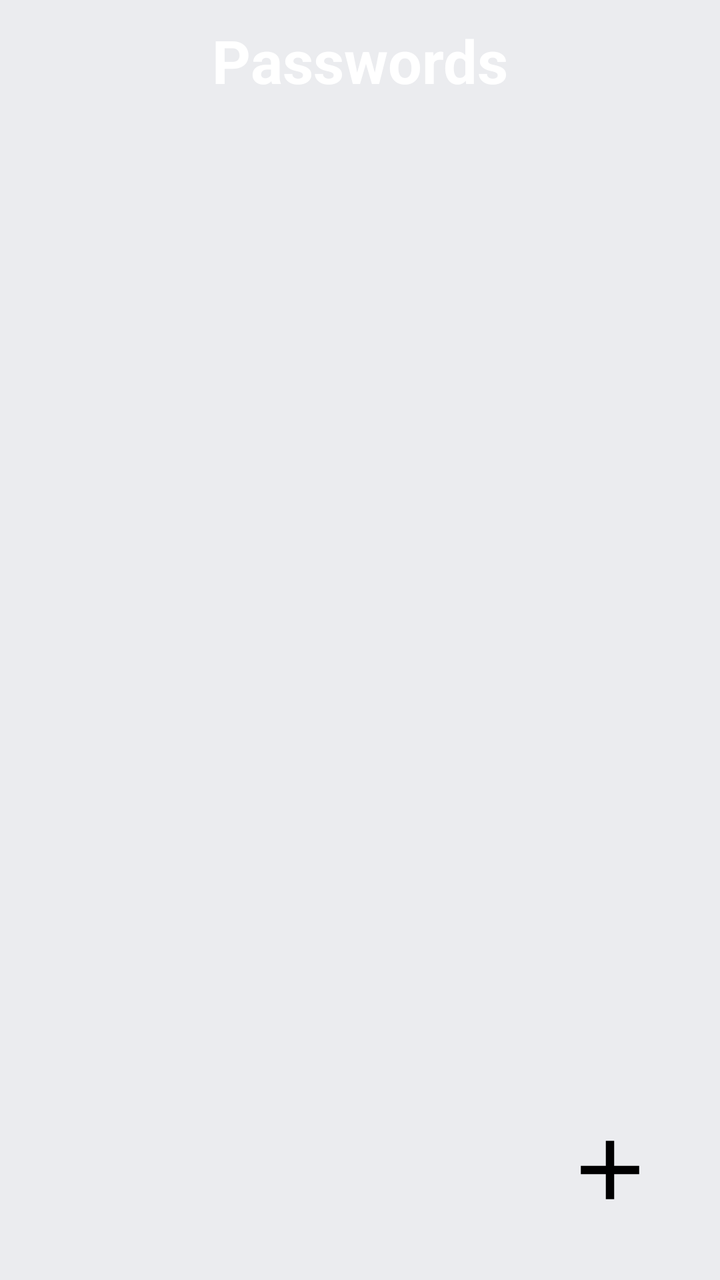
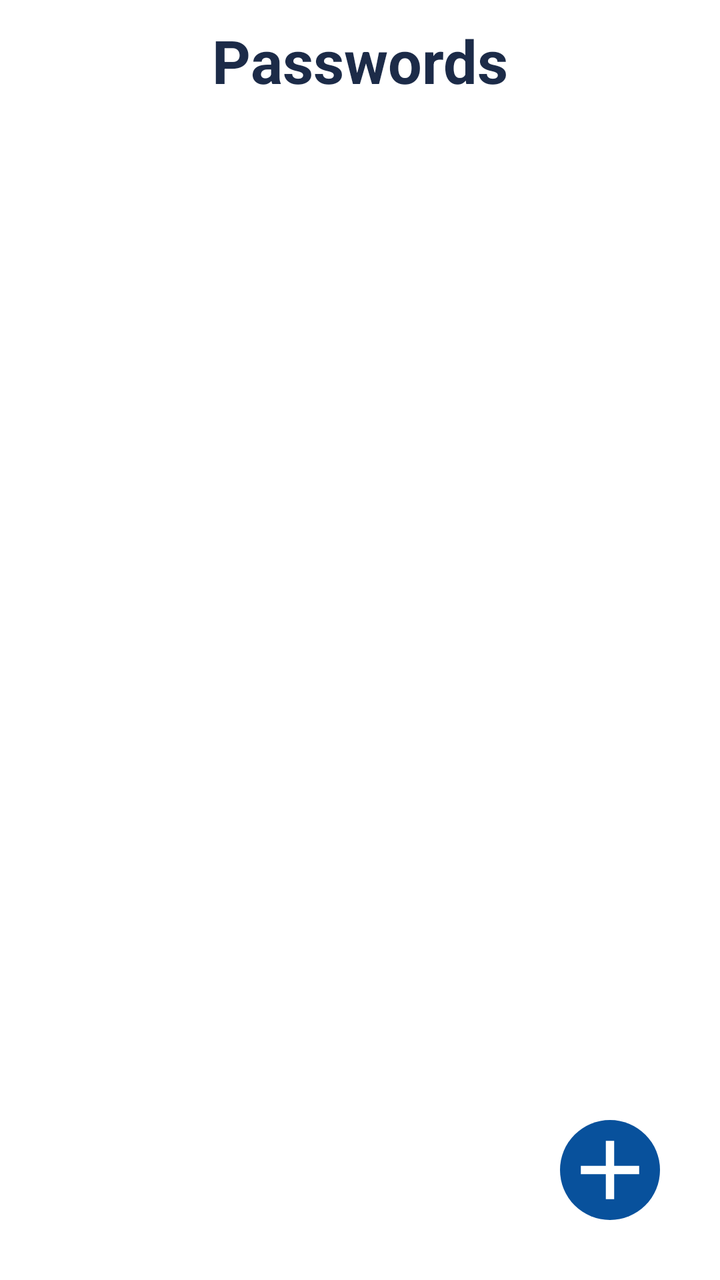

The first picture is an Android layout as it rendered before a commit; the second is the same layout after the commit. The layout source and the unified diff follow.
<!-- AndroidManifest.xml: application theme Theme.WhiteVault -->
<!-- res/layout/activity_password.xml -->
<?xml version="1.0" encoding="utf-8"?>
<RelativeLayout xmlns:android="http://schemas.android.com/apk/res/android"
    xmlns:app="http://schemas.android.com/apk/res-auto"
    xmlns:tools="http://schemas.android.com/tools"
    android:id="@+id/main"
    android:layout_width="match_parent"
    android:layout_height="match_parent"
    tools:context=".PasswordActivity"
    android:background="@color/background">

    <RelativeLayout
        android:layout_width="match_parent"
        android:layout_height="wrap_content"
        android:layout_marginTop="10dp">

        <TextView
            android:layout_width="wrap_content"
            android:layout_height="wrap_content"
            android:text="Passwords"
            android:textColor="@color/white"
            android:textSize="30sp"
            android:textStyle="bold"
            android:layout_centerHorizontal="true"/>

        <ScrollView
            android:layout_width="match_parent"
            android:layout_height="wrap_content"
            android:layout_marginTop="60dp">

            <LinearLayout
                android:id="@+id/password_view"
                android:layout_width="match_parent"
                android:layout_height="wrap_content"
                android:orientation="vertical"
                android:padding="16dp"/>

        </ScrollView>

    </RelativeLayout>

    <ImageButton
        android:id="@+id/button_add"
        android:layout_width="50dp"
        android:layout_height="50dp"
        android:layout_alignParentEnd="true"
        android:layout_alignParentBottom="true"
        android:layout_marginEnd="30dp"
        android:layout_marginBottom="30dp"
        android:src="@drawable/icon_add"
        android:scaleType="centerCrop"
        android:background="@drawable/add_button_background"/>

</RelativeLayout>
<!-- resources referenced by this layout -->
<resources>
  <color name="background">#EBECEF</color>
  <color name="white">#FFFFFFFF</color>
  <!-- drawable add_button_background (drawable) -->
  <?xml version="1.0" encoding="utf-8"?>
  <shape xmlns:android="http://schemas.android.com/apk/res/android" android:shape="oval">
  
      <solid android:color="@color/primary"/>
  
  </shape>
  <!-- drawable icon_add (drawable) -->
  <vector xmlns:android="http://schemas.android.com/apk/res/android" android:height="24dp" android:tint="#000000" android:viewportHeight="24" android:viewportWidth="24" android:width="24dp">
        
      <path android:fillColor="@android:color/white" android:pathData="M19,13h-6v6h-2v-6H5v-2h6V5h2v6h6v2z"/>
      
  </vector>
  <style name="Theme.WhiteVault" parent="Base.Theme.WhiteVault" />
  <style name="Base.Theme.WhiteVault" parent="Theme.Material3.DayNight.NoActionBar">
          
          
      </style>
</resources>

<!-- the commit's change to res/layout/activity_password.xml (unified diff, before → after) -->
@@ -6,7 +6,7 @@
     android:layout_width="match_parent"
     android:layout_height="match_parent"
     tools:context=".PasswordActivity"
-    android:background="@color/background">
+    style="@style/BACKGROUND">
 
     <RelativeLayout
         android:layout_width="match_parent"
@@ -17,10 +17,10 @@
             android:layout_width="wrap_content"
             android:layout_height="wrap_content"
             android:text="Passwords"
-            android:textColor="@color/white"
             android:textSize="30sp"
             android:textStyle="bold"
-            android:layout_centerHorizontal="true"/>
+            android:layout_centerHorizontal="true"
+            style="@style/TEXT"/>
 
         <ScrollView
             android:layout_width="match_parent"
@@ -48,6 +48,7 @@
         android:layout_marginBottom="30dp"
         android:src="@drawable/icon_add"
         android:scaleType="centerCrop"
-        android:background="@drawable/add_button_background"/>
+        android:background="@drawable/add_button_background"
+        app:tint="@color/white"/>
 
 </RelativeLayout>
<!-- resource entries referenced after the edit -->
@@ -1,12 +1,11 @@
 <!-- resources referenced by this layout -->
 <resources>
-  <color name="background">#EBECEF</color>
   <color name="white">#FFFFFFFF</color>
   <!-- drawable add_button_background (drawable) -->
   <?xml version="1.0" encoding="utf-8"?>
   <shape xmlns:android="http://schemas.android.com/apk/res/android" android:shape="oval">
   
-      <solid android:color="@color/primary"/>
+      <solid android:color="@color/lPrimary"/>
   
   </shape>
   <!-- drawable icon_add (drawable) -->
@@ -15,7 +14,15 @@
       <path android:fillColor="@android:color/white" android:pathData="M19,13h-6v6h-2v-6H5v-2h6V5h2v6h6v2z"/>
       
   </vector>
+  <style name="BACKGROUND">
+          <item name="android:background">@color/white</item>
+      </style>
+  <style name="TEXT">
+          <item name="android:textColor">@color/text</item>
+      </style>
   <style name="Theme.WhiteVault" parent="Base.Theme.WhiteVault" />
+  <color name="lPrimary">#08519C</color>
+  <color name="text">#1C2B48</color>
   <style name="Base.Theme.WhiteVault" parent="Theme.Material3.DayNight.NoActionBar">
           
           
